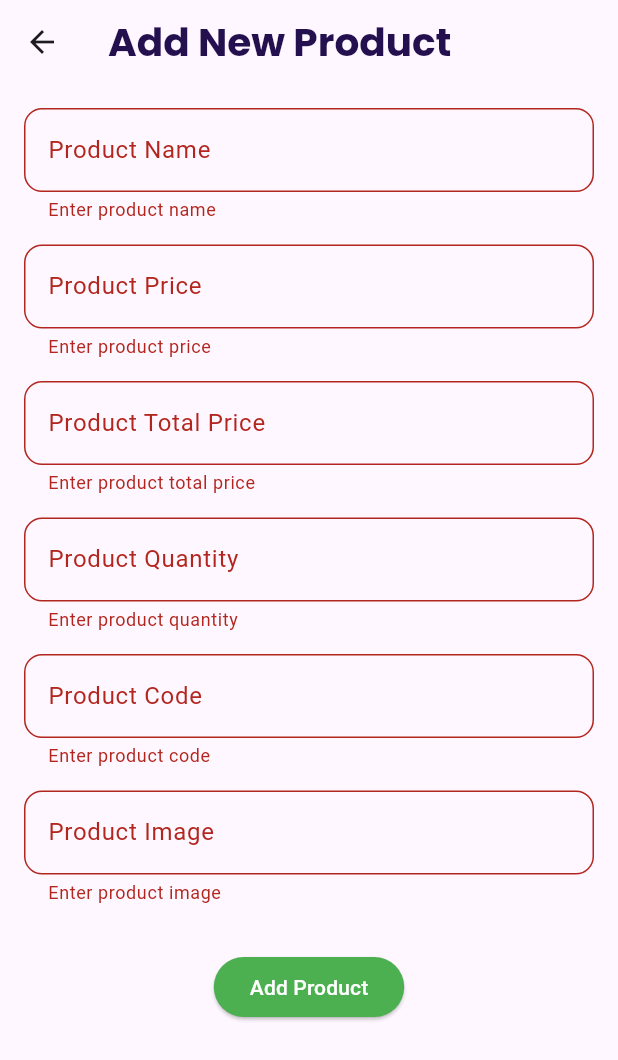
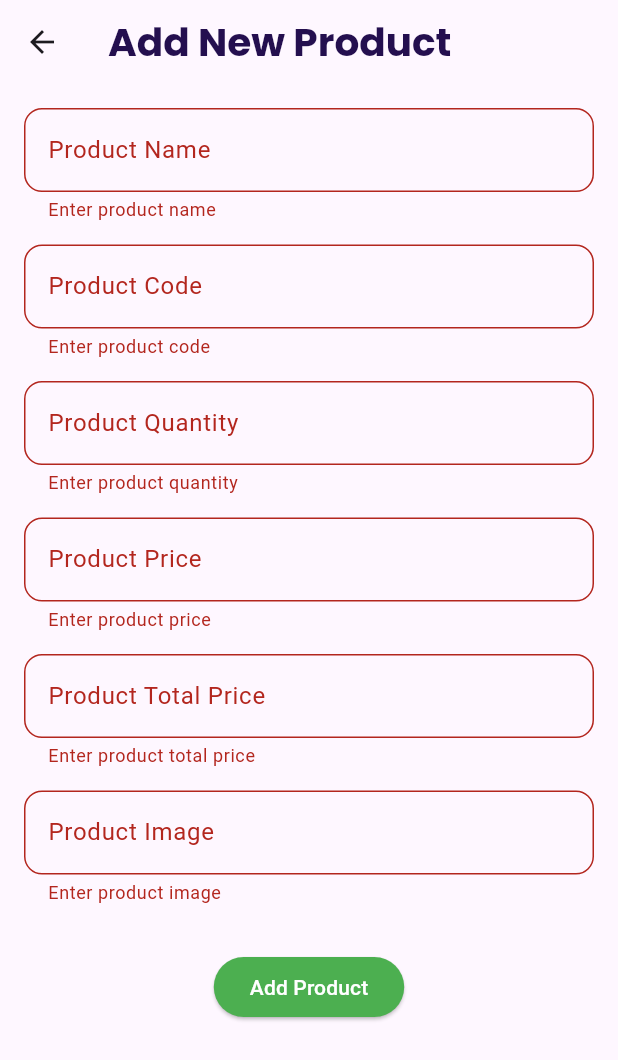
Before and after one commit to MuazRahman/crud-app, a Flutter app: the AddNewProductScreen screen opened directly, after a tap on "Add Product", on a phone screen of 412 x 824 dp. Shown: the top 1060 px of the screen. Run offline on Flutter 3.47's test engine with Material 3 defaults, Android fonts, the phone set to English and light mode, and no system bars; our stand-ins replace google_fonts; network calls fail.

Commit message:
updated add_new_product_screen.dart && update_product_screen.dart

```diff
--- a/lib/ui/screens/add_new_product_screen.dart
+++ b/lib/ui/screens/add_new_product_screen.dart
@@ -55,7 +55,42 @@ class _AddNewProductScreenState extends State<AddNewProductScreen> {
               }
             },
           ),
-          const SizedBox(height: 15,),
+          const SizedBox(
+            height: 15,
+          ),
+          TextFormField(
+            controller: _codeTEController,
+            autovalidateMode: AutovalidateMode.onUserInteraction,
+            decoration: const InputDecoration(
+                hintText: 'Code', labelText: 'Product Code'),
+            validator: (String? value) {
+              if (value?.trim().isEmpty ?? true) {
+                return 'Enter product code';
+              } else {
+                return null;
+              }
+            },
+          ),
+          const SizedBox(
+            height: 15,
+          ),
+          TextFormField(
+            controller: _quantityTEController,
+            keyboardType: TextInputType.number,
+            autovalidateMode: AutovalidateMode.onUserInteraction,
+            decoration: const InputDecoration(
+                hintText: 'Quantity', labelText: 'Product Quantity'),
+            validator: (String? value) {
+              if (value?.trim().isEmpty ?? true) {
+                return 'Enter product quantity';
+              } else {
+                return null;
+              }
+            },
+          ),
+          const SizedBox(
+            height: 15,
+          ),
           TextFormField(
             controller: _priceTEController,
             autovalidateMode: AutovalidateMode.onUserInteraction,
@@ -70,7 +105,9 @@ class _AddNewProductScreenState extends State<AddNewProductScreen> {
               }
             },
           ),
-          const SizedBox(height: 15,),
+          const SizedBox(
+            height: 15,
+          ),
           TextFormField(
             controller: _totalPriceTEController,
             autovalidateMode: AutovalidateMode.onUserInteraction,
@@ -85,36 +122,9 @@ class _AddNewProductScreenState extends State<AddNewProductScreen> {
               }
             },
           ),
-          const SizedBox(height: 15,),
-          TextFormField(
-            controller: _quantityTEController,
-            keyboardType: TextInputType.number,
-            autovalidateMode: AutovalidateMode.onUserInteraction,
-            decoration: const InputDecoration(
-                hintText: 'Quantity', labelText: 'Product Quantity'),
-            validator: (String? value) {
-              if (value?.trim().isEmpty ?? true) {
-                return 'Enter product quantity';
-              } else {
-                return null;
-              }
-            },
+          const SizedBox(
+            height: 15,
           ),
-          const SizedBox(height: 15,),
-          TextFormField(
-            controller: _codeTEController,
-            autovalidateMode: AutovalidateMode.onUserInteraction,
-            decoration: const InputDecoration(
-                hintText: 'Code', labelText: 'Product Code'),
-            validator: (String? value) {
-              if (value?.trim().isEmpty ?? true) {
-                return 'Enter product code';
-              } else {
-                return null;
-              }
-            },
-          ),
-          const SizedBox(height: 15,),
           TextFormField(
             controller: _imageTEController,
             autovalidateMode: AutovalidateMode.onUserInteraction,
@@ -128,7 +138,9 @@ class _AddNewProductScreenState extends State<AddNewProductScreen> {
               }
             },
           ),
-          const SizedBox(height: 15,),
+          const SizedBox(
+            height: 15,
+          ),
           const SizedBox(
             height: 16,
           ),
```
Also changed, not shown: lib/ui/screens/update_product_screen.dart (+43 -31 lines).
